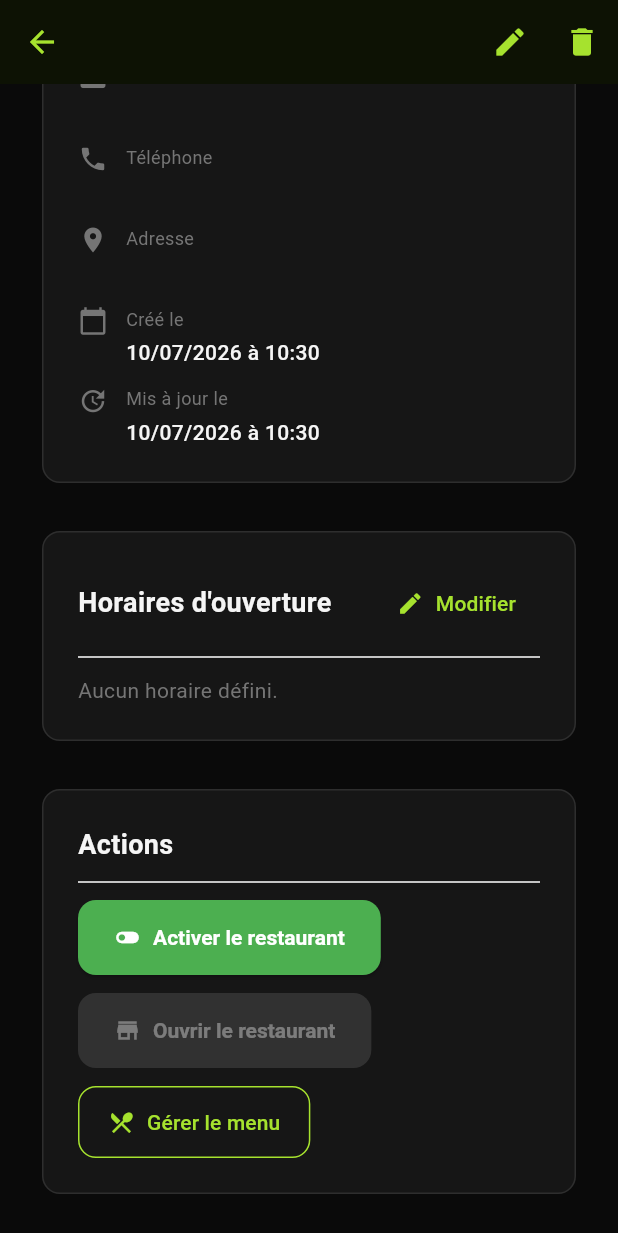
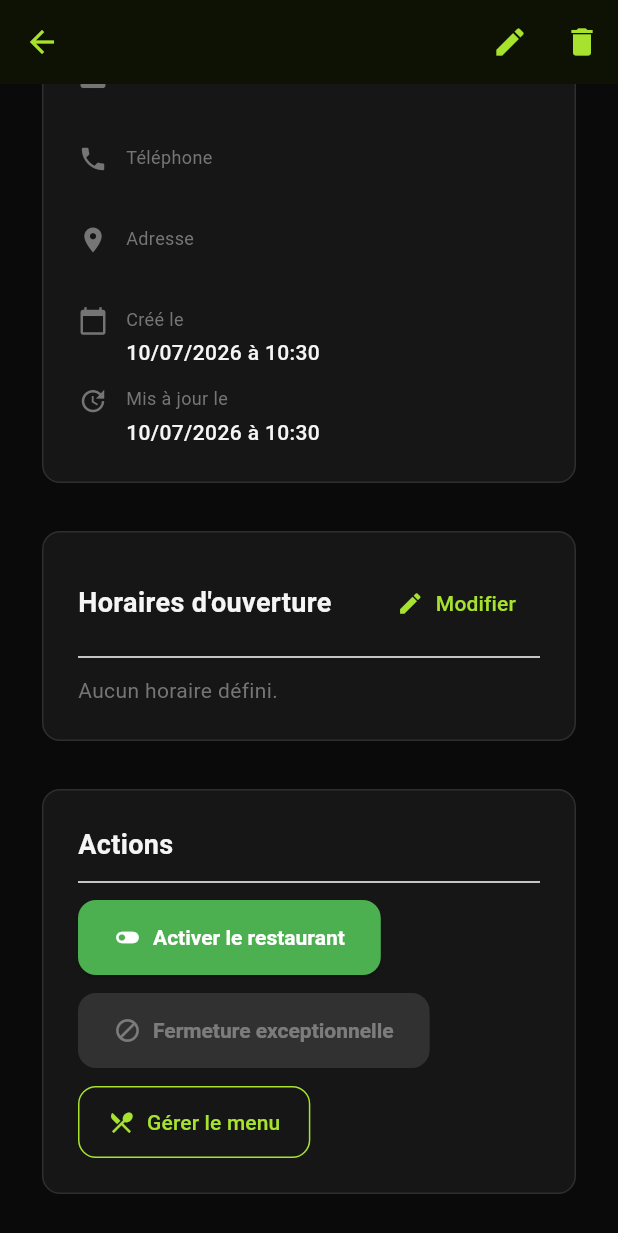
Before and after one commit to NomadeDev-east-africa/velox-admin, a Flutter app: the RestaurantDetailsScreen screen opened directly with empty values, scrolled down 503 dp, on a phone screen of 412 x 824 dp. Shown: the top 1233 px of the screen. Run offline on Flutter 3.47's test engine with Material 3 defaults, Android fonts, the phone set to English and light mode, and no system bars; our stand-ins replace cloud_firestore, file_picker, firebase_auth, firebase_core, firebase_storage, flutter_map and 2 more; missing offline and left inert: dart:html; accounts and stored records are empty; network calls fail; statements that could not run were skipped.

Commit message:
Statut ouverture: fermeture exceptionnelle + fix saisie invisible
- Détails/liste restaurant : statut d'ouverture effectif (dérivé des
  horaires via isOpenNowEffective) au lieu du toggle manuel
- Le bouton "Ouvrir/Fermer" devient "Fermeture exceptionnelle" (override
  prioritaire sur les horaires) + RestaurantService.setExceptionalClosure
- Fix saisie invisible (texte clair sur fond blanc) dans les formulaires
  Ajouter livreur / Ajouter chauffeur : fillColor grey.shade50 -> sombre

Co-Authored-By: Claude Opus 4.8 <noreply@anthropic.com>

```diff
--- a/lib/screens/drivers/add_driver_screen.dart
+++ b/lib/screens/drivers/add_driver_screen.dart
@@ -436,7 +436,7 @@ class _AddDriverScreenState extends State<AddDriverScreen> {
                               labelText: 'Type de véhicule *',
                               prefixIcon: const Icon(Icons.category),
                               filled: true,
-                              fillColor: Colors.grey.shade50,
+                              fillColor: veloxSurfaceAlt,
                             ),
                             items: const [
                               DropdownMenuItem(
@@ -786,7 +786,7 @@ class _AddDriverScreenState extends State<AddDriverScreen> {
         prefixIcon: Icon(icon),
         suffixIcon: suffixIcon,
         filled: true,
-        fillColor: Colors.grey.shade50,
+        fillColor: veloxSurfaceAlt,
       ),
       validator: validator,
       onChanged: onChanged,
--- a/lib/screens/livreur/add_livreur_screen.dart
+++ b/lib/screens/livreur/add_livreur_screen.dart
@@ -646,7 +646,7 @@ class _AddLivreurScreenState extends State<AddLivreurScreen> {
         prefixIcon: Icon(icon),
         suffixIcon: suffixIcon,
         filled: true,
-        fillColor: Colors.grey.shade50,
+        fillColor: veloxSurfaceAlt,
       ),
       validator: validator,
       onChanged: onChanged,
--- a/lib/screens/restaurants/restaurant_details_screen.dart
+++ b/lib/screens/restaurants/restaurant_details_screen.dart
@@ -512,20 +512,24 @@ class _RestaurantDetailsScreenState extends State<RestaurantDetailsScreen> {
                   ),
                 ),
 
-                // Toggle Ouvert/Fermé
+                // Fermeture exceptionnelle (override prioritaire sur les horaires)
                 ElevatedButton.icon(
-                  onPressed: _restaurant.isActive ? _toggleOpen : null,
+                  onPressed:
+                      _restaurant.isActive ? _toggleExceptionalClosure : null,
                   icon: Icon(
-                    _restaurant.isOpen ? Icons.store : Icons.store_mall_directory,
+                    _restaurant.exceptionallyClosed
+                        ? Icons.lock_open
+                        : Icons.block,
                   ),
                   label: Text(
-                    _restaurant.isOpen
-                        ? 'Fermer le restaurant'
-                        : 'Ouvrir le restaurant',
+                    _restaurant.exceptionallyClosed
+                        ? 'Annuler la fermeture exceptionnelle'
+                        : 'Fermeture exceptionnelle',
                   ),
                   style: ElevatedButton.styleFrom(
-                    backgroundColor:
-                        _restaurant.isOpen ? Colors.orange : Colors.green,
+                    backgroundColor: _restaurant.exceptionallyClosed
+                        ? successColor
+                        : Colors.orange,
                     foregroundColor: Colors.white,
                   ),
                 ),
@@ -561,12 +565,15 @@ class _RestaurantDetailsScreenState extends State<RestaurantDetailsScreen> {
     if (!_restaurant.isActive) {
       color = errorColor;
       label = 'Inactif';
-    } else if (!_restaurant.isOpen) {
+    } else if (_restaurant.exceptionallyClosed) {
+      color = Colors.orange;
+      label = 'Fermé (exceptionnel)';
+    } else if (_restaurant.isOpenNowEffective) {
+      color = successColor;
+      label = 'Ouvert';
+    } else {
       color = Colors.orange;
       label = 'Fermé';
-    } else {
-      color = successColor;
-      label = 'Actif et Ouvert';
     }
 
     return Container(
@@ -626,17 +633,15 @@ class _RestaurantDetailsScreenState extends State<RestaurantDetailsScreen> {
     }
   }
 
-  Future<void> _toggleOpen() async {
+  Future<void> _toggleExceptionalClosure() async {
     setState(() => _isLoading = true);
 
     try {
-      await _restaurantService.toggleOpen(
-        _restaurant.id,
-        !_restaurant.isOpen,
-      );
+      final newValue = !_restaurant.exceptionallyClosed;
+      await _restaurantService.setExceptionalClosure(_restaurant.id, newValue);
 
       setState(() {
-        _restaurant = _restaurant.copyWith(isOpen: !_restaurant.isOpen);
+        _restaurant = _restaurant.copyWith(exceptionallyClosed: newValue);
         _isLoading = false;
       });
 
@@ -644,9 +649,9 @@ class _RestaurantDetailsScreenState extends State<RestaurantDetailsScreen> {
         ScaffoldMessenger.of(context).showSnackBar(
           SnackBar(
             content: Text(
-              _restaurant.isOpen
-                  ? 'Restaurant ouvert'
-                  : 'Restaurant fermé',
+              newValue
+                  ? 'Fermeture exceptionnelle activée'
+                  : 'Fermeture exceptionnelle annulée',
             ),
             backgroundColor: successColor,
           ),
```
Also changed, not shown: lib/screens/restaurants/restaurants_list_screen.dart (+7 -4 lines), lib/services/restaurant_service.dart (+16 -1 lines).
